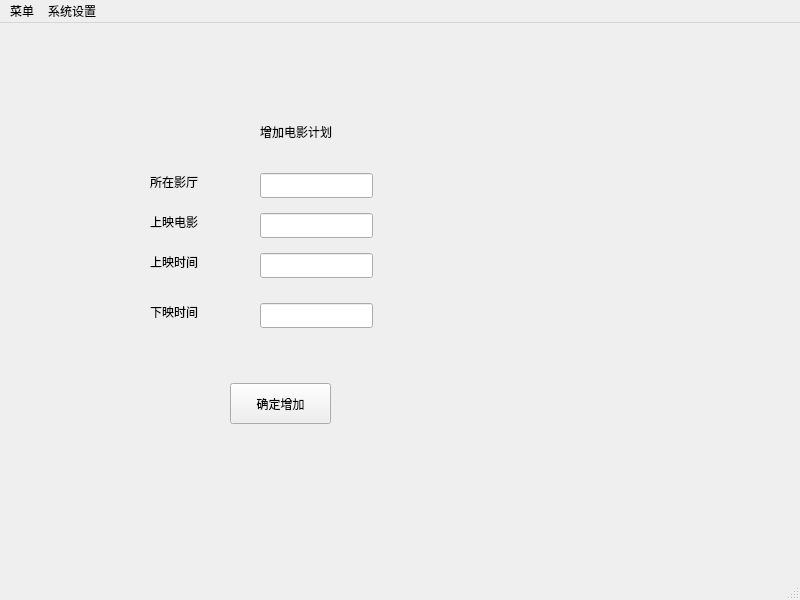
Before: the Qt Designer form untitled/mainmenu.ui in HhTtLllL/TTMS_network, drawn with Qt 5.
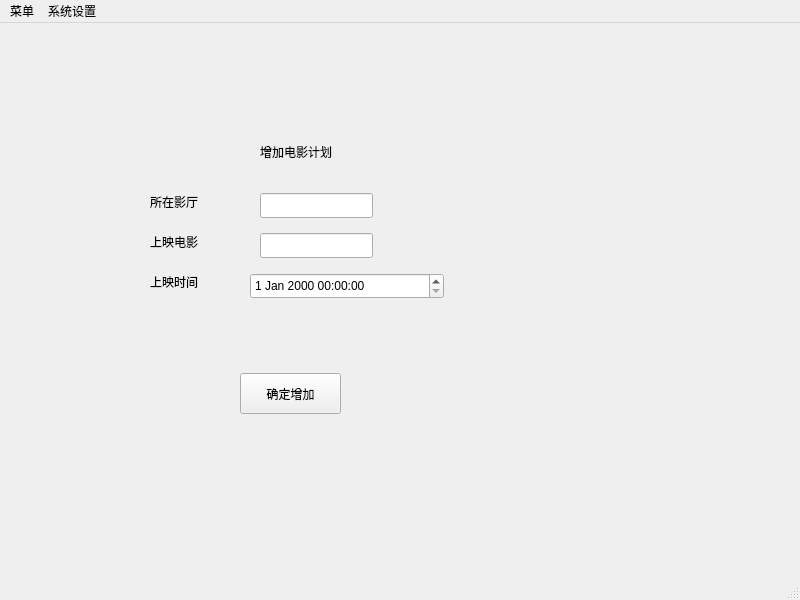
After: the same form once the commit is applied. The open tabs and pages were chosen to show the change.

```diff
--- a/untitled/mainmenu.ui
+++ b/untitled/mainmenu.ui
@@ -18,7 +18,7 @@
     <property name="geometry">
      <rect>
       <x>60</x>
-      <y>60</y>
+      <y>80</y>
       <width>674</width>
       <height>431</height>
      </rect>
@@ -1002,20 +1002,7 @@
        <string>上映时间</string>
       </property>
      </widget>
-     <widget class="QLabel" name="label_38">
-      <property name="geometry">
-       <rect>
-        <x>90</x>
-        <y>220</y>
-        <width>71</width>
-        <height>17</height>
-       </rect>
-      </property>
-      <property name="text">
-       <string>下映时间</string>
-      </property>
-     </widget>
-     <widget class="QLineEdit" name="lineEdit_24">
+     <widget class="QLineEdit" name="lineEdit_schedule_studio">
       <property name="geometry">
        <rect>
         <x>200</x>
@@ -1035,31 +1022,11 @@
        </rect>
       </property>
      </widget>
-     <widget class="QLineEdit" name="lineEdit_26">
-      <property name="geometry">
-       <rect>
-        <x>200</x>
-        <y>170</y>
-        <width>113</width>
-        <height>25</height>
-       </rect>
-      </property>
-     </widget>
-     <widget class="QLineEdit" name="lineEdit_27">
-      <property name="geometry">
-       <rect>
-        <x>200</x>
-        <y>220</y>
-        <width>113</width>
-        <height>25</height>
-       </rect>
-      </property>
-     </widget>
      <widget class="QPushButton" name="pushButton_12">
       <property name="geometry">
        <rect>
-        <x>170</x>
-        <y>300</y>
+        <x>180</x>
+        <y>270</y>
         <width>101</width>
         <height>41</height>
        </rect>
@@ -1068,6 +1035,16 @@
        <string>确定增加</string>
       </property>
      </widget>
+     <widget class="QDateTimeEdit" name="dateTimeEdit_schedule_datatime">
+      <property name="geometry">
+       <rect>
+        <x>190</x>
+        <y>170</y>
+        <width>194</width>
+        <height>26</height>
+       </rect>
+      </property>
+     </widget>
     </widget>
     <widget class="QWidget" name="widget"/>
     <widget class="QWidget" name="page_5"/>
```
Left out of the diff: 43 changed lines with no effect on the pictures.
